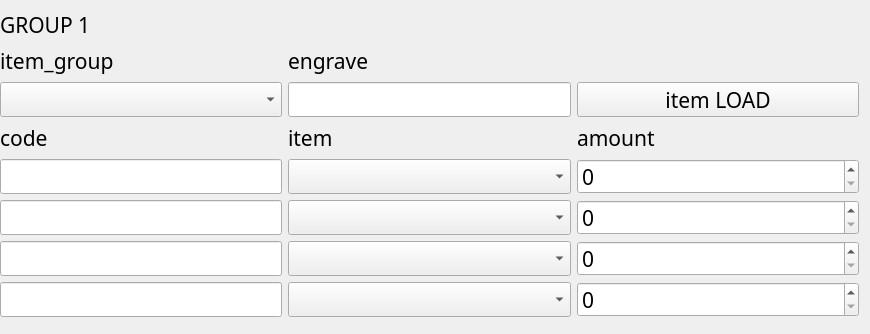
Qt form ui/ordersInnerWidget.ui (SuhYeoJee/OrderManager) before a commit.
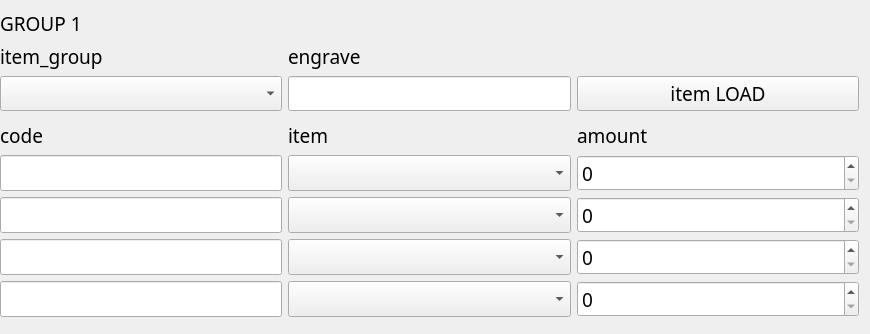
The same form after that commit.

```diff
--- a/ui/ordersInnerWidget.ui
+++ b/ui/ordersInnerWidget.ui
@@ -13,7 +13,7 @@
   <property name="font">
    <font>
     <family>굴림</family>
-    <pointsize>16</pointsize>
+    <pointsize>14</pointsize>
    </font>
   </property>
   <property name="windowTitle">
```
